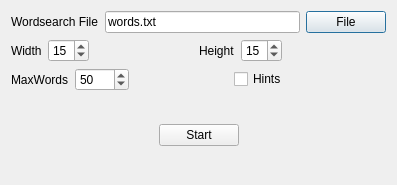
First picture: the form in newgame.ui, repository madmaps/QTWordSearch, before the edit.
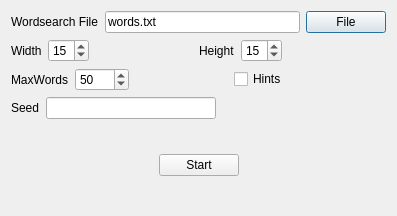
Second picture: the form after the edit.

Commit message: Added random seed and working on high score

```diff
--- a/newgame.ui
+++ b/newgame.ui
@@ -7,7 +7,7 @@
     <x>0</x>
     <y>0</y>
     <width>397</width>
-    <height>185</height>
+    <height>216</height>
    </rect>
   </property>
   <property name="windowTitle">
@@ -160,6 +160,33 @@
      </item>
     </layout>
    </item>
+   <item>
+    <layout class="QHBoxLayout" name="horizontalLayout_5">
+     <item>
+      <widget class="QLabel" name="label_5">
+       <property name="text">
+        <string>Seed</string>
+       </property>
+      </widget>
+     </item>
+     <item>
+      <widget class="QLineEdit" name="SeedText"/>
+     </item>
+     <item>
+      <spacer name="horizontalSpacer_4">
+       <property name="orientation">
+        <enum>Qt::Horizontal</enum>
+       </property>
+       <property name="sizeHint" stdset="0">
+        <size>
+         <width>40</width>
+         <height>20</height>
+        </size>
+       </property>
+      </spacer>
+     </item>
+    </layout>
+   </item>
    <item>
     <spacer name="verticalSpacer">
      <property name="orientation">
```
The commit also changes 10 other files.
